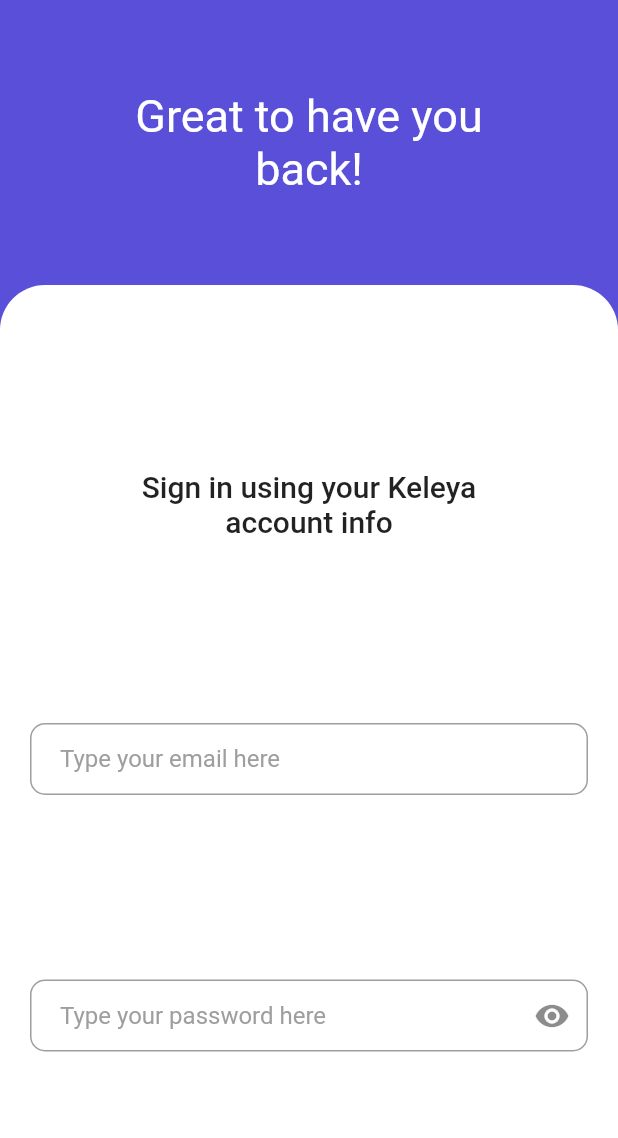
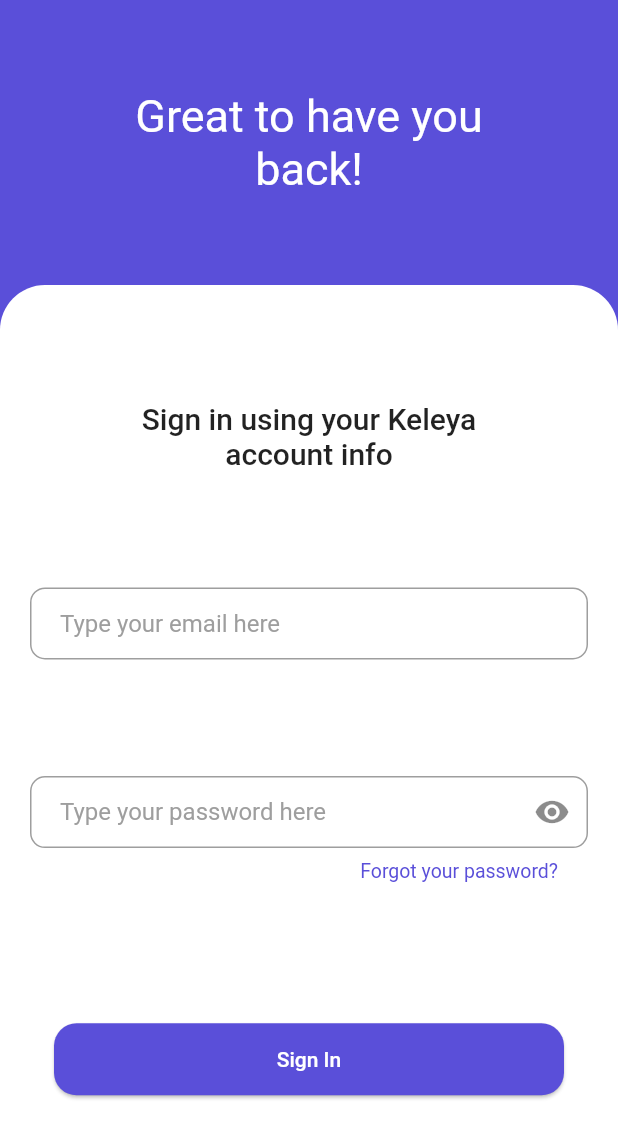
Before and after one commit to ThallesVicenzo/keleya_app, a Flutter app: the SignInScreen screen opened by its route, on a phone screen of 412 x 824 dp. Shown: the top 1138 px of the screen. Run offline on Flutter 3.47's test engine with Material 2 defaults, Android fonts, the phone set to English and light mode, and no system bars; our stand-ins replace firebase_auth; accounts and stored records are empty.

Commit message:
firebase auth added, rounded button to sign in added, "forgot you password" added

```diff
--- a/lib/screens/sign_in_screen.dart
+++ b/lib/screens/sign_in_screen.dart
@@ -1,8 +1,11 @@
 import 'package:flutter/cupertino.dart';
 import 'package:flutter/material.dart';
 import 'package:flutter/rendering.dart';
+import 'package:keleya_app/routes/named_routes.dart';
+import 'package:keleya_app/widgets/rounded_buttons.dart';
 import 'package:keleya_app/widgets/white_menu.dart';
 import 'package:keleya_app/constants.dart';
+import 'package:firebase_auth/firebase_auth.dart';
 
 class SignInScreen extends StatefulWidget {
   @override
@@ -13,11 +16,16 @@ class _SignInScreenState extends State<SignInScreen> {
   String password;
   String email;
   bool isPasswordVisible = false;
+  final _auth = FirebaseAuth.instance;
+
+  void getCurrentUser() {
+    final user = _auth.currentUser();
+  }
 
   @override
   Widget build(BuildContext context) {
     return Scaffold(
-      backgroundColor: Color(0xff5a4fd9),
+      backgroundColor: kThemeColor,
       body: SafeArea(
         child: WhiteMenu(
           title: 'Great to have you back!',
@@ -48,6 +56,11 @@ class _SignInScreenState extends State<SignInScreen> {
                 onChanged: (value) => password = value,
                 decoration: kTextFieldDecoration.copyWith(
                   hintText: 'Type your password here ',
+                  counterText: 'Forgot your password?',
+                  counterStyle: TextStyle(
+                    color: kThemeColor,
+                    fontSize: 13,
+                  ),
                   suffixIcon: IconButton(
                     icon: isPasswordVisible
                         ? Icon(Icons.visibility_off)
@@ -59,6 +72,22 @@ class _SignInScreenState extends State<SignInScreen> {
                 ),
                 obscureText: isPasswordVisible,
               ),
+              RoundedButton(
+                title: 'Sign In',
+                style: TextStyle(color: Colors.white),
+                color: kThemeColor,
+                onPressed: () async {
+                  try {
+                    final newUser = await _auth.createUserWithEmailAndPassword(
+                        email: email, password: password);
+                    if (newUser != null) {
+                      Navigator.pushNamed(context, NamedRoutes.success);
+                    }
+                  } catch (e) {
+                    print(e);
+                  }
+                },
+              ),
             ],
           ),
         ),
```
